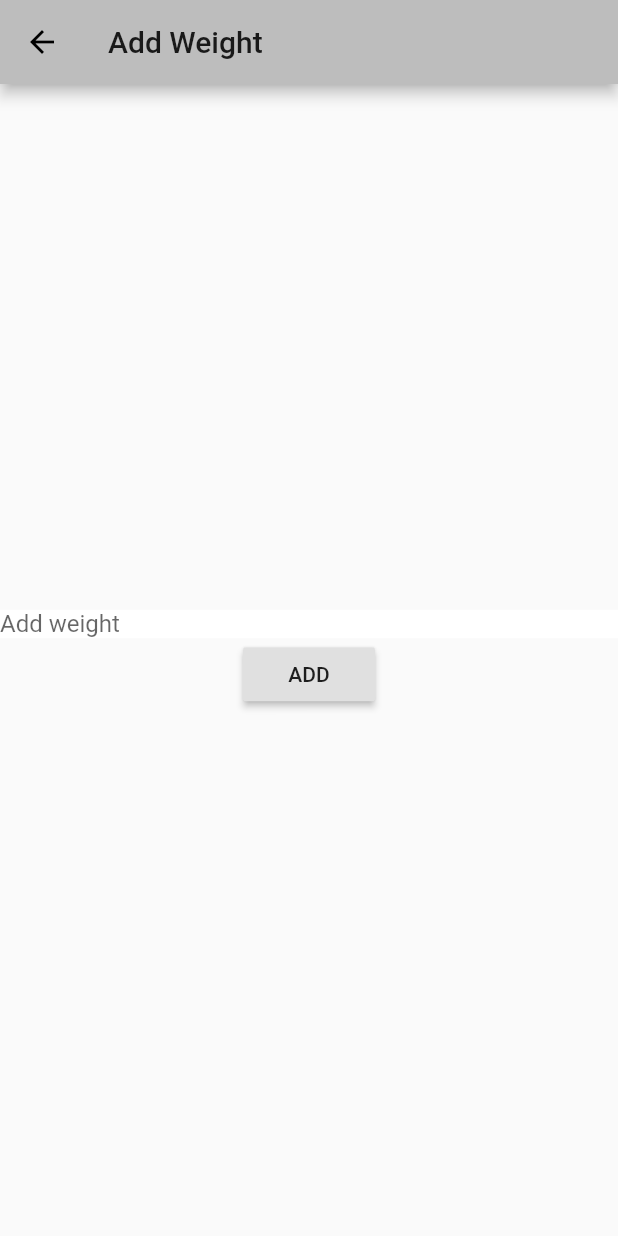
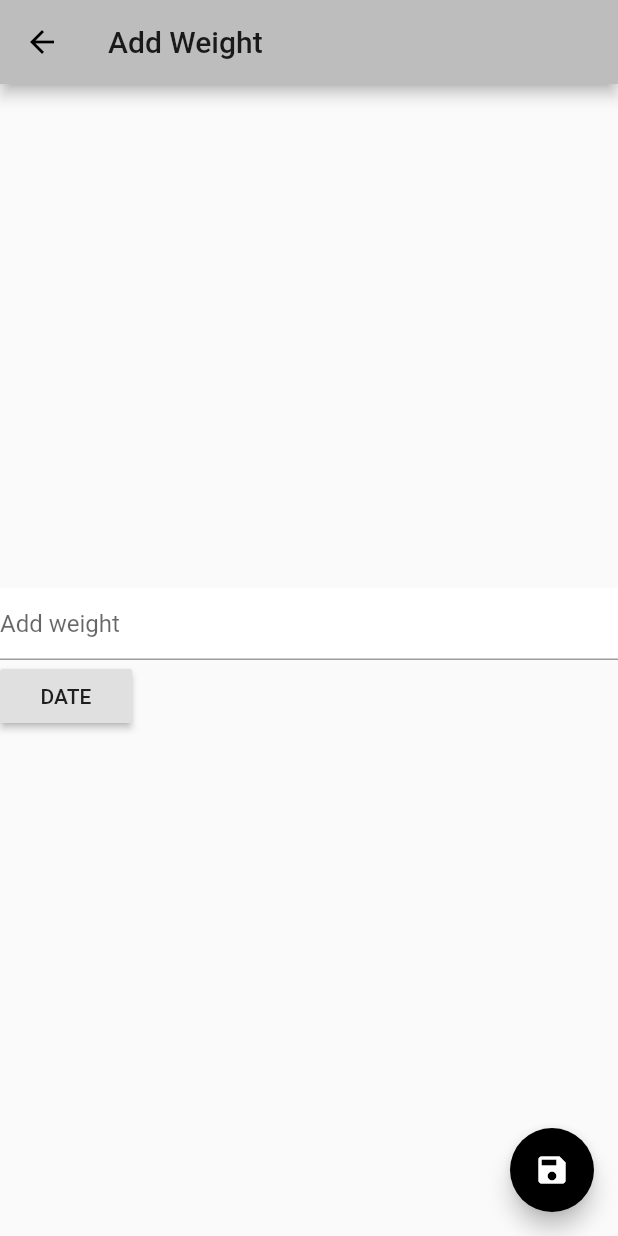
Before and after one commit to alorma/WeightControl, a Flutter app: the AddWeightScreen screen opened by its route, on a phone screen of 412 x 824 dp. Run offline on Flutter 3.47's test engine with Material 2 defaults, Android fonts, the phone set to English and light mode, and no system bars.

Commit message:
Add date picker

```diff
--- a/lib/add_weight.dart
+++ b/lib/add_weight.dart
@@ -1,8 +1,17 @@
 import 'package:flutter/material.dart';
 import 'weight_value.dart';
 
-class AddWeightScreen extends StatelessWidget {
+class AddWeightScreen extends StatefulWidget {
+  @override
+  State<StatefulWidget> createState() {
+    return new AddWeightState();
+  }
+}
+
+class AddWeightState extends State<AddWeightScreen> {
   final TextEditingController _textController = new TextEditingController();
+
+  DateTime selectedDate;
 
   @override
   Widget build(BuildContext context) {
@@ -14,24 +23,63 @@ class AddWeightScreen extends StatelessWidget {
               mainAxisAlignment: MainAxisAlignment.center,
               children: <Widget>[
                 new Container(
-              decoration: new BoxDecoration(color: Theme.of(context).cardColor),
+                    child: selectedDate != null
+                        ? new Text(selectedDate.day.toString() +
+                        "/" +
+                        selectedDate.month.toString() +
+                        "/" +
+                        selectedDate.year.toString())
+                        : null),
+                new Container(
+                  decoration: new BoxDecoration(color: Theme
+                      .of(context)
+                      .cardColor),
                   child: _buildSendInput(),
                 ),
+                new Row(children: <Widget>[
                   new RaisedButton(
                       onPressed: () {
-                  String textValue = _textController.text;
-                  WeightValue value = new WeightValue(double.parse(textValue), new DateTime.now());
-                  Navigator.of(context).pop(value);
+                        _openDatePicker(context);
                       },
-                child: new Text("ADD"))
+                      child: new Text("DATE"))
+                ]),
               ],
             )),
       ),
+      floatingActionButton: new FloatingActionButton(
+          child: new Icon(Icons.save, color: Colors.white), onPressed: _handleClick),
     );
   }
 
-  Widget _buildSendInput() => new TextField(
+  Widget _buildSendInput() =>
+      new TextField(
           controller: _textController,
-      decoration: new InputDecoration.collapsed(hintText: "Add weight"),
+          decoration: new InputDecoration(hintText: "Add weight"),
           keyboardType: TextInputType.number);
+
+  void _handleClick() {
+    String textValue = _textController.text;
+    if ((textValue != null || textValue.isNotEmpty) && selectedDate != null) {
+      _textController.clear();
+      WeightValue value = new WeightValue(double.parse(textValue), selectedDate);
+      Navigator.of(context).pop(value);
     }
+  }
+
+  void _openDatePicker(BuildContext context) {
+    Duration duration = new Duration(days: 20);
+    DateTime dateTime = new DateTime.now();
+    showDatePicker(
+        context: context,
+        initialDate: dateTime,
+        firstDate: dateTime.subtract(duration),
+        lastDate: dateTime.add(duration))
+        .then((date) => onDateSelected(date));
+  }
+
+  onDateSelected(DateTime date) {
+    setState(() {
+      selectedDate = date;
+    });
+  }
+}
--- a/lib/weight_value.dart
+++ b/lib/weight_value.dart
@@ -7,13 +7,5 @@ class WeightValue {
   String getWeight() => weight.toString();
 
   String getDate() =>
-      date.hour.toString() +
-      ":" +
-      date.minute.toString() +
-      " - " +
-      date.day.toString() +
-      "/" +
-      date.month.toString() +
-      "/" +
-      date.year.toString();
+      date.day.toString() + "/" + date.month.toString() + "/" + date.year.toString();
 }
```
Lines whose indentation alone changed are shown as unchanged.
